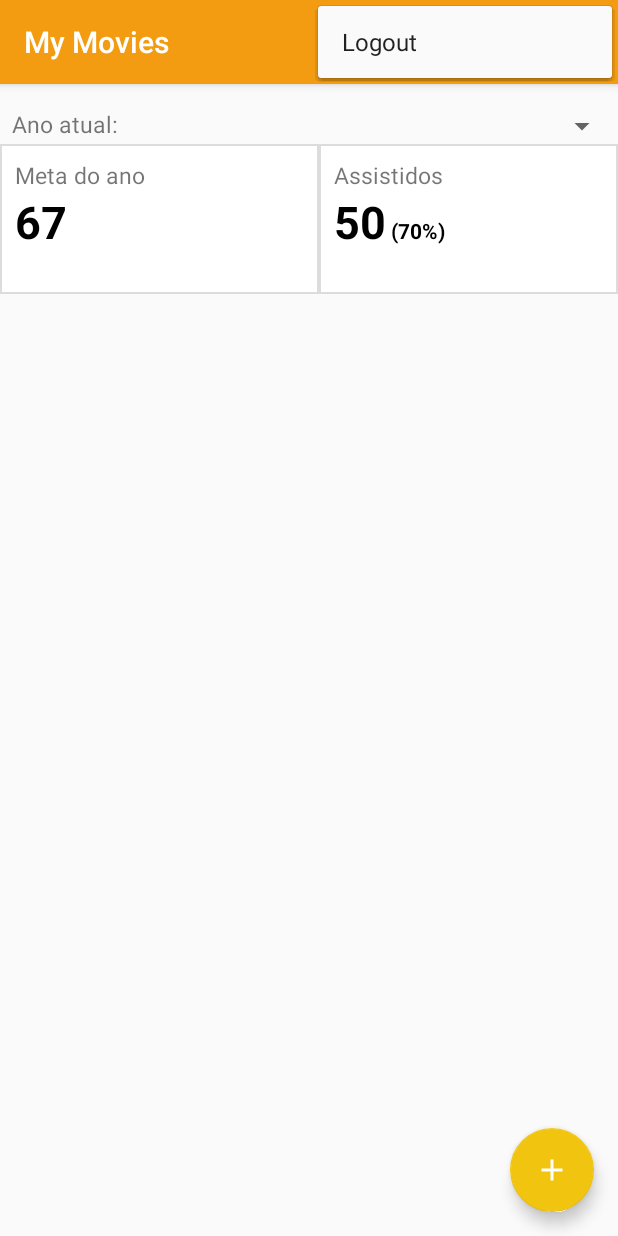
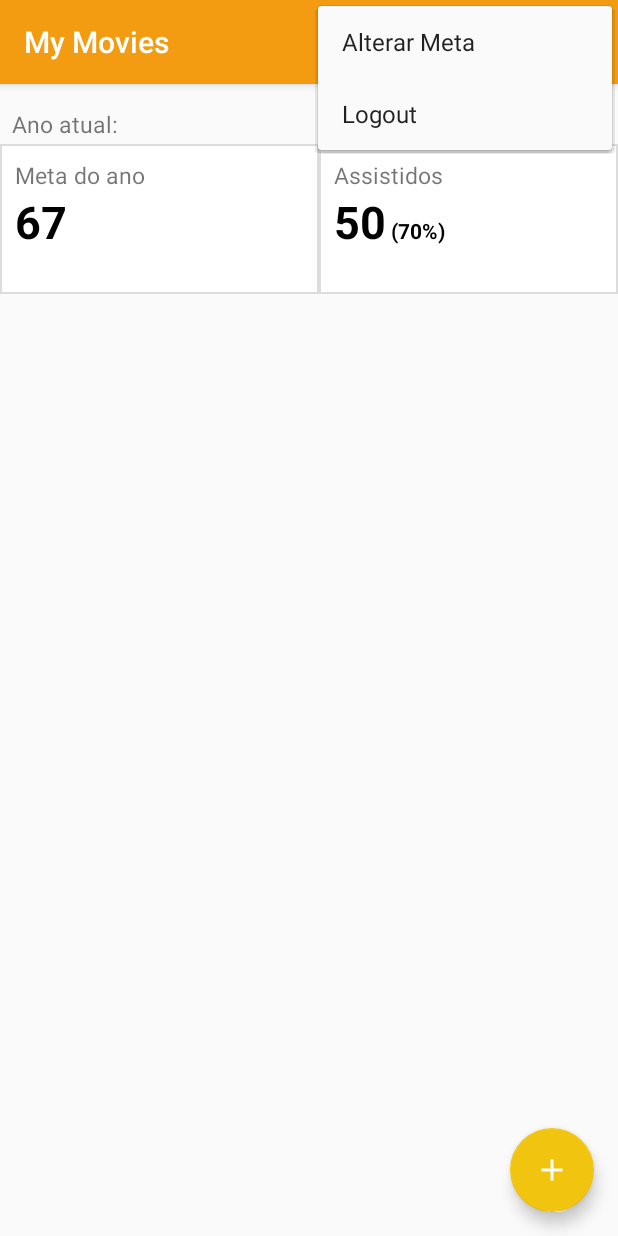
Before and after one commit to cayque16/Gerencia-Filmes, an Android app: the MainActivity screen opened directly, with no data from a screen before it, with the options menu open, on a phone screen of 412 x 824 dp. Run offline under Robolectric (Android 15) with nearby library versions, the phone set to English and light mode, and no system bars; libraries missing offline, so code that uses them is left out: retrofit2.converter.jackson; 7 statements that could not run were skipped.

Commit message:
Alterando a forma como a meta do ano eh alterada.

```diff
--- a/Filmes/app/src/main/java/br/com/flash/filmes/activitys/MainActivity.java
+++ b/Filmes/app/src/main/java/br/com/flash/filmes/activitys/MainActivity.java
@@ -309,6 +309,8 @@ public class MainActivity extends SuperActivity {
                 });
                 alerta = builder.create();
                 alerta.show();
+            case R.id.menu_main_altera_meta:
+                dialog.show();
             break;
         }
 
--- a/Filmes/app/src/main/res/layout/activity_main.xml
+++ b/Filmes/app/src/main/res/layout/activity_main.xml
@@ -44,7 +44,6 @@
             android:layout_height="match_parent"
             android:layout_weight="1"
             android:background="@drawable/fundo_layout"
-            android:onClick="alteraMeta"
             android:orientation="vertical">
 
             <TextView
--- a/Filmes/app/src/main/res/menu/menu_main.xml
+++ b/Filmes/app/src/main/res/menu/menu_main.xml
@@ -2,6 +2,10 @@
 <menu xmlns:android="http://schemas.android.com/apk/res/android"
     xmlns:app="http://schemas.android.com/apk/res-auto">
 
+
+    <item
+        android:id="@+id/menu_main_altera_meta"
+        android:title="Alterar Meta"></item>
     <item
         android:id="@+id/menu_main_sair"
         android:title="Logout"></item>
```
